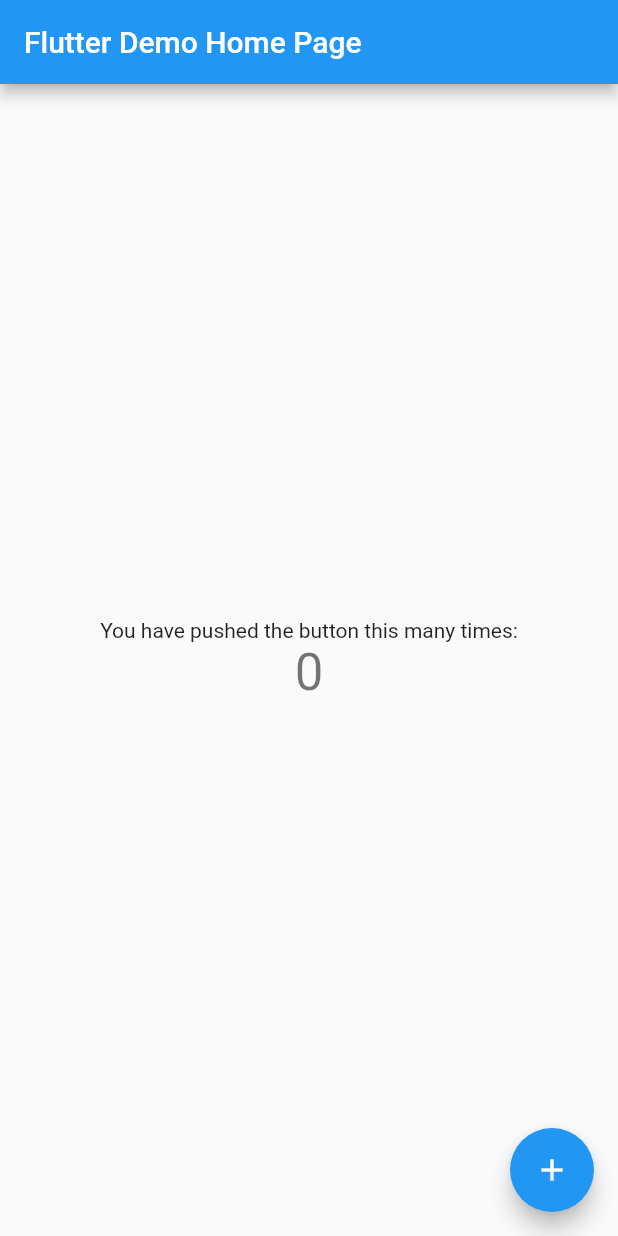
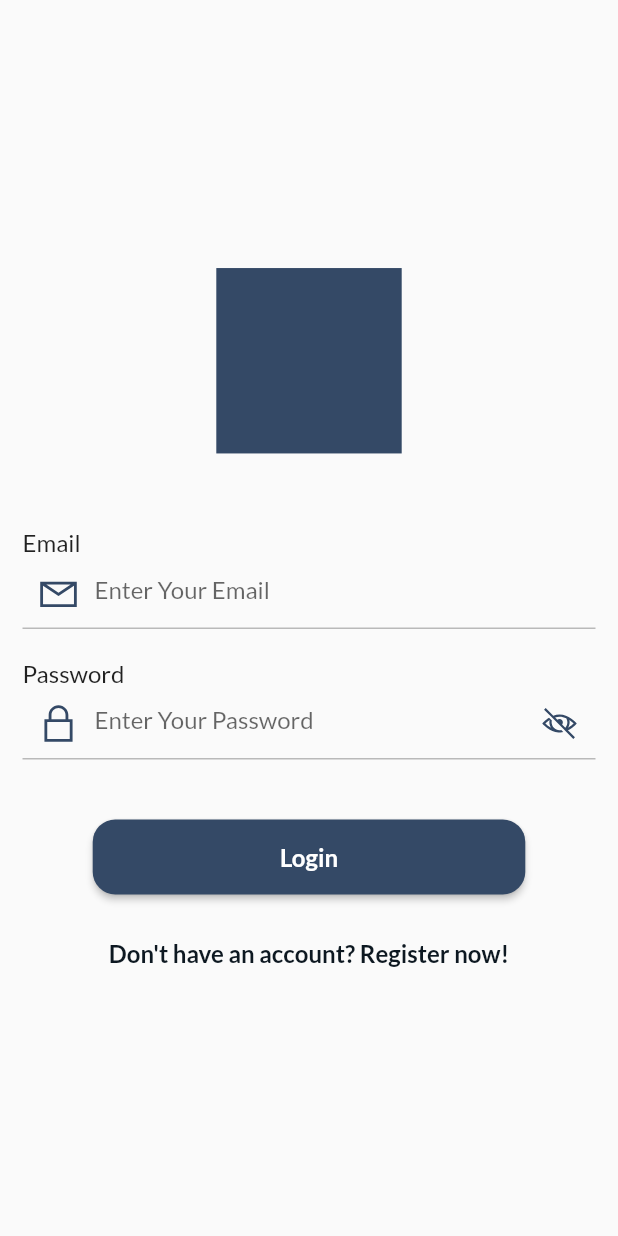
Before and after one commit to zulkams/lo-tracker, a Flutter app: the screen it shows after launch, on a phone screen of 412 x 824 dp. Run offline on Flutter 3.47's test engine with Material 2 defaults, Android fonts, the light colour scheme and no system bars; our stand-ins replace google_fonts, line_awesome_flutter, logger.

Commit message:
New main screen

```diff
--- /dev/null
+++ b/lib/constants/colors.dart
@@ -0,0 +1,6 @@
+import 'package:flutter/material.dart';
+
+class AppColors {
+  static const Color primaryColor = Color(0XFF0D1821);
+  static const Color secondaryColor = Color(0XFF344966);
+}
--- /dev/null
+++ b/lib/data/truck.json
@@ -0,0 +1,6 @@
+{
+    "driver_name": "sisi",
+    "phone_number": ""
+
+
+}
--- a/lib/main.dart
+++ b/lib/main.dart
@@ -1,4 +1,5 @@
 import 'package:flutter/material.dart';
+import 'package:lo_tracker/screen/login_screen.dart';
 
 void main() {
   runApp(const MyApp());
@@ -24,92 +25,8 @@
         // is not restarted.
         primarySwatch: Colors.blue,
       ),
-      home: const MyHomePage(title: 'Flutter Demo Home Page'),
+      home: const LoginScreen(),
+      debugShowCheckedModeBanner: false,
     );
   }
 }
-
-class MyHomePage extends StatefulWidget {
-  const MyHomePage({super.key, required this.title});
-
-  // This widget is the home page of your application. It is stateful, meaning
-  // that it has a State object (defined below) that contains fields that affect
-  // how it looks.
-
-  // This class is the configuration for the state. It holds the values (in this
-  // case the title) provided by the parent (in this case the App widget) and
-  // used by the build method of the State. Fields in a Widget subclass are
-  // always marked "final".
-
-  final String title;
-
-  @override
-  State<MyHomePage> createState() => _MyHomePageState();
-}
-
-class _MyHomePageState extends State<MyHomePage> {
-  int _counter = 0;
-
-  void _incrementCounter() {
-    setState(() {
-      // This call to setState tells the Flutter framework that something has
-      // changed in this State, which causes it to rerun the build method below
-      // so that the display can reflect the updated values. If we changed
-      // _counter without calling setState(), then the build method would not be
-      // called again, and so nothing would appear to happen.
-      _counter++;
-    });
-  }
-
-  @override
-  Widget build(BuildContext context) {
-    // This method is rerun every time setState is called, for instance as done
-    // by the _incrementCounter method above.
-    //
-    // The Flutter framework has been optimized to make rerunning build methods
-    // fast, so that you can just rebuild anything that needs updating rather
-    // than having to individually change instances of widgets.
-    return Scaffold(
-      appBar: AppBar(
-        // Here we take the value from the MyHomePage object that was created by
-        // the App.build method, and use it to set our appbar title.
-        title: Text(widget.title),
-      ),
-      body: Center(
-        // Center is a layout widget. It takes a single child and positions it
-        // in the middle of the parent.
-        child: Column(
-          // Column is also a layout widget. It takes a list of children and
-          // arranges them vertically. By default, it sizes itself to fit its
-          // children horizontally, and tries to be as tall as its parent.
-          //
-          // Invoke "debug painting" (press "p" in the console, choose the
-          // "Toggle Debug Paint" action from the Flutter Inspector in Android
-          // Studio, or the "Toggle Debug Paint" command in Visual Studio Code)
-          // to see the wireframe for each widget.
-          //
-          // Column has various properties to control how it sizes itself and
-          // how it positions its children. Here we use mainAxisAlignment to
-          // center the children vertically; the main axis here is the vertical
-          // axis because Columns are vertical (the cross axis would be
-          // horizontal).
-          mainAxisAlignment: MainAxisAlignment.center,
-          children: <Widget>[
-            const Text(
-              'You have pushed the button this many times:',
-            ),
-            Text(
-              '$_counter',
-              style: Theme.of(context).textTheme.headlineMedium,
-            ),
-          ],
-        ),
-      ),
-      floatingActionButton: FloatingActionButton(
-        onPressed: _incrementCounter,
-        tooltip: 'Increment',
-        child: const Icon(Icons.add),
-      ), // This trailing comma makes auto-formatting nicer for build methods.
-    );
-  }
-}
--- /dev/null
+++ b/lib/screen/login_screen.dart
@@ -0,0 +1,78 @@
+import 'package:flutter/material.dart';
+import 'package:flutter/src/widgets/framework.dart';
+import 'package:flutter/src/widgets/placeholder.dart';
+import 'package:google_fonts/google_fonts.dart';
+import 'package:line_awesome_flutter/line_awesome_flutter.dart';
+import 'package:lo_tracker/constants/colors.dart';
+import 'package:lo_tracker/screen/register_screen.dart';
+import 'package:lo_tracker/widget/custom_button.dart';
+import 'package:lo_tracker/widget/custom_textfield.dart';
+import 'package:lo_tracker/widget/screen_layout.dart';
+import 'package:logger/logger.dart';
+
+class LoginScreen extends StatefulWidget {
+  const LoginScreen({super.key});
+
+  @override
+  State<LoginScreen> createState() => _LoginScreenState();
+}
+
+class _LoginScreenState extends State<LoginScreen> {
+  final logger = Logger();
+
+  @override
+  Widget build(BuildContext context) {
+    return Scaffold(
+      body: SafeArea(
+        child: SizedBox(
+          width: double.infinity,
+          height: double.infinity,
+          child: ScreenLayout(
+            Column(
+              mainAxisAlignment: MainAxisAlignment.center,
+              children: [
+                Container(
+                  color: AppColors.secondaryColor,
+                  width: MediaQuery.of(context).size.width * 0.3,
+                  height: MediaQuery.of(context).size.width * 0.3,
+                ),
+                const SizedBox(height: 50),
+                _buildForm(),
+                const SizedBox(height: 30),
+                GestureDetector(
+                  onTap: () => Navigator.push(context, MaterialPageRoute(builder: (context) => const RegisterScreen())),
+                  child: Text(
+                    "Don't have an account? Register now!",
+                    style: GoogleFonts.lato(color: AppColors.primaryColor, textStyle: TextStyle(fontSize: 16, fontWeight: FontWeight.bold)),
+                  ),
+                ),
+              ],
+            ),
+          ),
+        ),
+      ),
+    );
+  }
+
+  _buildForm() {
+    return Column(
+      children: [
+        const CustomTextfield(
+          "Email",
+          "Enter Your Email",
+          LineAwesomeIcons.envelope,
+          isEmail: true,
+        ),
+        const SizedBox(height: 20),
+        const CustomTextfield(
+          "Password",
+          "Enter Your Password",
+          LineAwesomeIcons.lock,
+          hasSuffix: true,
+        ),
+        const SizedBox(height: 40),
+        CustomButton("Login")
+      ],
+    );
+  }
+}
--- /dev/null
+++ b/lib/widget/custom_button.dart
@@ -0,0 +1,29 @@
+import 'package:flutter/material.dart';
+import 'package:flutter/src/widgets/framework.dart';
+import 'package:flutter/src/widgets/placeholder.dart';
+import 'package:google_fonts/google_fonts.dart';
+
+import '../constants/colors.dart';
+
+class CustomButton extends StatelessWidget {
+  const CustomButton(this.title);
+
+  final String title;
+
+  @override
+  Widget build(BuildContext context) {
+    return SizedBox(
+      width: MediaQuery.of(context).size.width * 0.7,
+      height: 50,
+      child: ElevatedButton(
+          onPressed: () {
+            print('loll');
+          },
+          style: ButtonStyle(backgroundColor: MaterialStatePropertyAll(AppColors.secondaryColor), shape: MaterialStatePropertyAll(RoundedRectangleBorder(borderRadius: BorderRadius.circular(15)))),
+          child: Text(
+            title,
+            style: GoogleFonts.lato(fontSize: 16, textStyle: TextStyle(fontWeight: FontWeight.bold)),
+          )),
+    );
+  }
+}
--- /dev/null
+++ b/lib/widget/custom_textfield.dart
@@ -0,0 +1,99 @@
+import 'package:flutter/material.dart';
+import 'package:flutter/src/widgets/framework.dart';
+import 'package:flutter/src/widgets/placeholder.dart';
+import 'package:google_fonts/google_fonts.dart';
+import 'package:line_awesome_flutter/line_awesome_flutter.dart';
+import 'package:lo_tracker/constants/colors.dart';
+
+class CustomTextfield extends StatefulWidget {
+  const CustomTextfield(this.title, this.hintText, this.icon, {this.hasSuffix = false, this.isNumber = false, this.isEmail = false, this.isPhone = false});
+  final String hintText, title;
+  final IconData icon;
+  final bool hasSuffix, isNumber, isEmail, isPhone;
+
+  @override
+  State<CustomTextfield> createState() => _CustomTextfieldState();
+}
+
+class _CustomTextfieldState extends State<CustomTextfield> {
+  FocusNode _focusNode = FocusNode();
+
+  String _value = "";
+  bool _isObscure = true;
+  bool _phoneCode = false;
+  // bool _hasSuffix = false;
+
+  @override
+  void dispose() {
+    _focusNode.dispose();
+    super.dispose();
+  }
+
+  @override
+  void initState() {
+    // TODO: implement initState
+    super.initState();
+    _focusNode.addListener(() {
+      if (_focusNode.hasFocus) {
+        setState(() {
+          _phoneCode = true;
+        });
+        // Do something when the TextField gets focus
+      } else {
+        setState(() {
+          _phoneCode = false;
+        });
+        // Do something when the TextField loses focus
+      }
+    });
+  }
+
+  @override
+  Widget build(BuildContext context) {
+    return Column(
+      mainAxisAlignment: MainAxisAlignment.center,
+      crossAxisAlignment: CrossAxisAlignment.start,
+      children: [
+        Text(
+          widget.title,
+          style: GoogleFonts.lato(fontSize: 16.0),
+        ),
+        TextField(
+          focusNode: widget.isPhone ? _focusNode : null,
+          onChanged: (value) {
+            setState(() {
+              _value = value;
+            });
+          },
+          keyboardType: widget.isEmail
+              ? TextInputType.emailAddress
+              : widget.isNumber
+                  ? TextInputType.number
+                  : TextInputType.name,
+          decoration: InputDecoration(
+              prefixText: _phoneCode ? "+60 " : null,
+              prefixIcon: Icon(
+                widget.icon,
+                size: 30,
+                color: AppColors.secondaryColor,
+              ),
+              suffixIcon: widget.hasSuffix
+                  ? IconButton(
+                      icon: Icon(_isObscure ? LineAwesomeIcons.eye_slash : LineAwesomeIcons.eye),
+                      color: AppColors.secondaryColor,
+                      onPressed: () => setState(() {
+                        _isObscure = !_isObscure;
+                      }),
+                    )
+                  : null,
+              hintText: widget.hintText,
+              hintStyle: GoogleFonts.lato(fontSize: 16),
+              enabledBorder: const UnderlineInputBorder(borderSide: BorderSide(color: Colors.black26)),
+              disabledBorder: const UnderlineInputBorder(borderSide: BorderSide(color: Colors.grey)),
+              focusedBorder: const UnderlineInputBorder(borderSide: BorderSide(color: AppColors.secondaryColor, width: 1.5))),
+          obscureText: widget.hasSuffix,
+        ),
+      ],
+    );
+  }
+}
--- /dev/null
+++ b/lib/widget/screen_layout.dart
@@ -0,0 +1,17 @@
+import 'package:flutter/material.dart';
+import 'package:flutter/src/widgets/framework.dart';
+import 'package:flutter/src/widgets/placeholder.dart';
+
+class ScreenLayout extends StatelessWidget {
+  const ScreenLayout(this.child);
+  final Widget child;
+
+  @override
+  Widget build(BuildContext context) {
+    return Scaffold(
+        body: Padding(
+      padding: const EdgeInsets.symmetric(horizontal: 15.0),
+      child: child,
+    ));
+  }
+}
--- a/pubspec.yaml
+++ b/pubspec.yaml
@@ -35,6 +35,11 @@
   # The following adds the Cupertino Icons font to your application.
   # Use with the CupertinoIcons class for iOS style icons.
   cupertino_icons: ^1.0.2
+  flutter_native_splash: ^2.2.19
+  google_fonts: ^4.0.3
+  line_awesome_flutter: ^2.0.0
+  logger: ^1.3.0
+  firebase_core: ^2.9.0
 
 dev_dependencies:
   flutter_test:
```
Also changed, not shown: lib/screen/register_screen.dart (added, +73 -0 lines), lib/widget/custom_toolbar.dart (added, +54 -0 lines), pubspec.lock, 7 other files.
